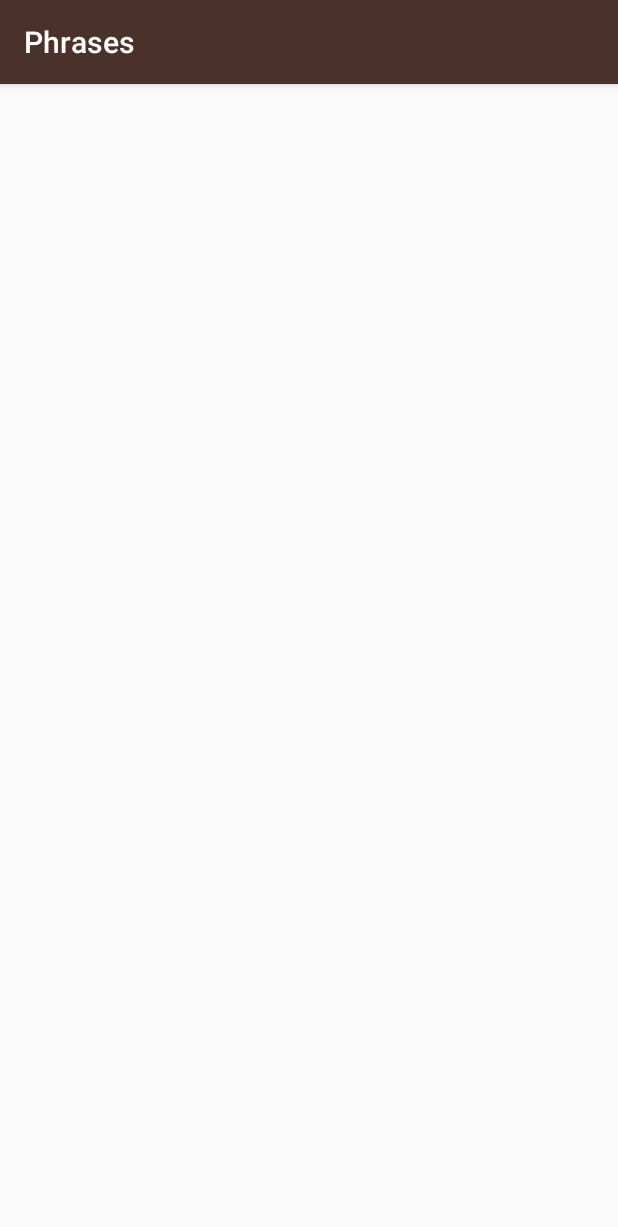
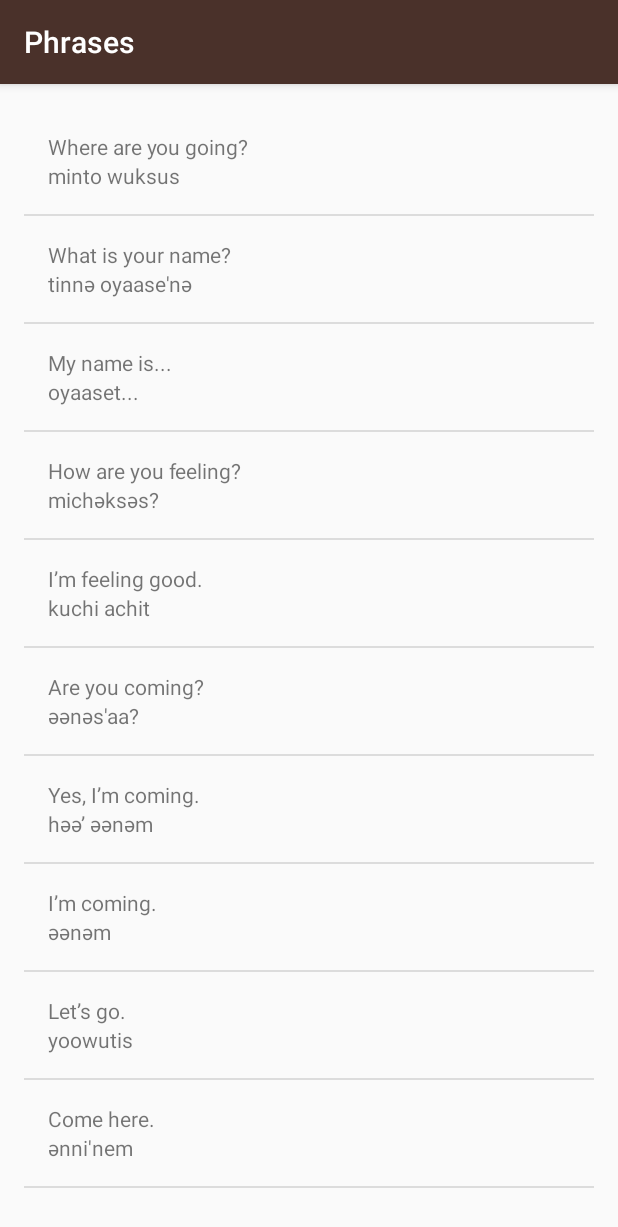
Before and after one commit to thehme/Miwok-Language-v2, an Android app: the PhrasesActivity screen opened directly, with no data from a screen before it, on a phone screen of 412 x 824 dp. Shown: the top 1227 px of the screen. Run offline under Robolectric (Android 15) with nearby library versions, the phone set to English and light mode, and no system bars.

Commit message:
added phrases words

```diff
--- a/app/src/main/java/com/example/android/miwok/MainActivity.java
+++ b/app/src/main/java/com/example/android/miwok/MainActivity.java
@@ -68,7 +68,7 @@ public class MainActivity extends AppCompatActivity {
         phrasesActivity.setOnClickListener(new View.OnClickListener() {
             @Override
             public void onClick(View view) {
-                Intent phrasesActivityIntent = new Intent(MainActivity.this, FamilyActivity.class);
+                Intent phrasesActivityIntent = new Intent(MainActivity.this, PhrasesActivity.class);
                 startActivity(phrasesActivityIntent);
             }
         });
--- a/app/src/main/java/com/example/android/miwok/PhrasesActivity.java
+++ b/app/src/main/java/com/example/android/miwok/PhrasesActivity.java
@@ -2,6 +2,9 @@ package com.example.android.miwok;
 
 import android.support.v7.app.AppCompatActivity;
 import android.os.Bundle;
+import android.widget.ListView;
+
+import java.util.ArrayList;
 
 public class PhrasesActivity extends AppCompatActivity {
 
@@ -9,5 +12,24 @@ public class PhrasesActivity extends AppCompatActivity {
     protected void onCreate(Bundle savedInstanceState) {
         super.onCreate(savedInstanceState);
         setContentView(R.layout.activity_phrases);
+
+        ArrayList<Word> phrases = new ArrayList<Word>();
+
+        phrases.add(new Word("Where are you going?","minto wuksus"));
+        phrases.add(new Word("What is your name?", "tinnә oyaase'nә"));
+        phrases.add(new Word("My name is...", "oyaaset..."));
+        phrases.add(new Word("How are you feeling?", "michәksәs?"));
+        phrases.add(new Word("I’m feeling good.", "kuchi achit"));
+        phrases.add(new Word("Are you coming?", "әәnәs'aa?"));
+        phrases.add(new Word("Yes, I’m coming.", "hәә’ әәnәm"));
+        phrases.add(new Word("I’m coming.", "әәnәm"));
+        phrases.add(new Word("Let’s go.", "yoowutis"));
+        phrases.add(new Word("Come here.", "әnni'nem"));
+
+        WordAdapter itemsAdapter = new WordAdapter(this, phrases);
+
+        ListView listView = (ListView) findViewById(R.id.list);
+
+        listView.setAdapter(itemsAdapter);
     }
 }
--- a/app/src/main/res/layout/activity_phrases.xml
+++ b/app/src/main/res/layout/activity_phrases.xml
@@ -1,9 +1,13 @@
 <?xml version="1.0" encoding="utf-8"?>
-<android.support.constraint.ConstraintLayout xmlns:android="http://schemas.android.com/apk/res/android"
-    xmlns:app="http://schemas.android.com/apk/res-auto"
+<ListView xmlns:android="http://schemas.android.com/apk/res/android"
     xmlns:tools="http://schemas.android.com/tools"
+    android:id="@+id/list"
+    android:orientation="vertical"
     android:layout_width="match_parent"
     android:layout_height="match_parent"
-    tools:context=".PhrasesActivity">
-
-</android.support.constraint.ConstraintLayout>
+    android:paddingBottom="@dimen/activity_vertical_margin"
+    android:paddingLeft="@dimen/activity_horizontal_margin"
+    android:paddingRight="@dimen/activity_horizontal_margin"
+    android:paddingTop="@dimen/activity_vertical_margin"
+    tools:context="com.example.android.miwok.PhrasesActivity"
+    />
```
